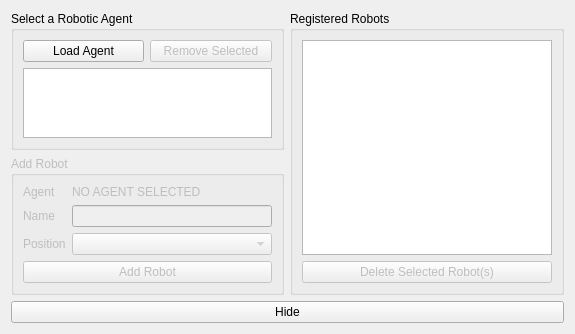
Qt form simulator/cbmanagerobots.ui (OmarCastro/Cat-and-Mouse) before a commit.
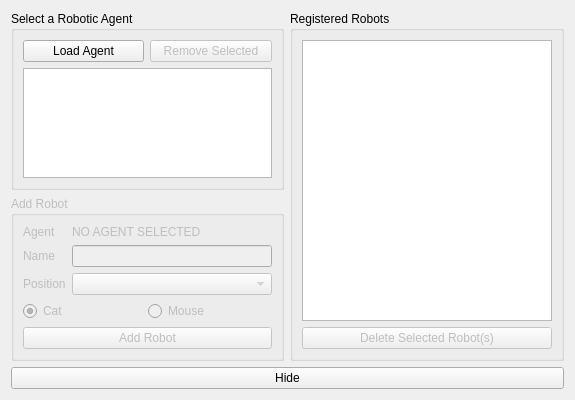
The same form after that commit. Icons and pictures are not drawn.

Commit message: added interaction with mouse and cat

What changed in the file:
```diff
--- a/simulator/cbmanagerobots.ui
+++ b/simulator/cbmanagerobots.ui
@@ -7,7 +7,7 @@
     <x>0</x>
     <y>0</y>
     <width>575</width>
-    <height>323</height>
+    <height>400</height>
    </rect>
   </property>
   <property name="windowTitle">
@@ -166,7 +166,7 @@
         </property>
        </widget>
       </item>
-      <item row="3" column="0" colspan="2">
+      <item row="6" column="0" colspan="2">
        <widget class="QPushButton" name="pushButton_AddRobot">
         <property name="text">
          <string>Add Robot</string>
@@ -177,6 +177,33 @@
         </property>
        </widget>
       </item>
+      <item row="3" column="0" colspan="2">
+       <layout class="QHBoxLayout" name="horizontalLayout_3">
+        <property name="spacing">
+         <number>0</number>
+        </property>
+        <item>
+         <widget class="QRadioButton" name="radioButton_Cat">
+          <property name="enabled">
+           <bool>false</bool>
+          </property>
+          <property name="text">
+           <string>Cat</string>
+          </property>
+          <property name="checked">
+           <bool>true</bool>
+          </property>
+         </widget>
+        </item>
+        <item>
+         <widget class="QRadioButton" name="radioButton_Mouse">
+          <property name="text">
+           <string>Mouse</string>
+          </property>
+         </widget>
+        </item>
+       </layout>
+      </item>
      </layout>
     </widget>
    </item>
```
Left out of the diff: 14 changed lines with no effect on the pictures. The commit also changes 33 other files.
